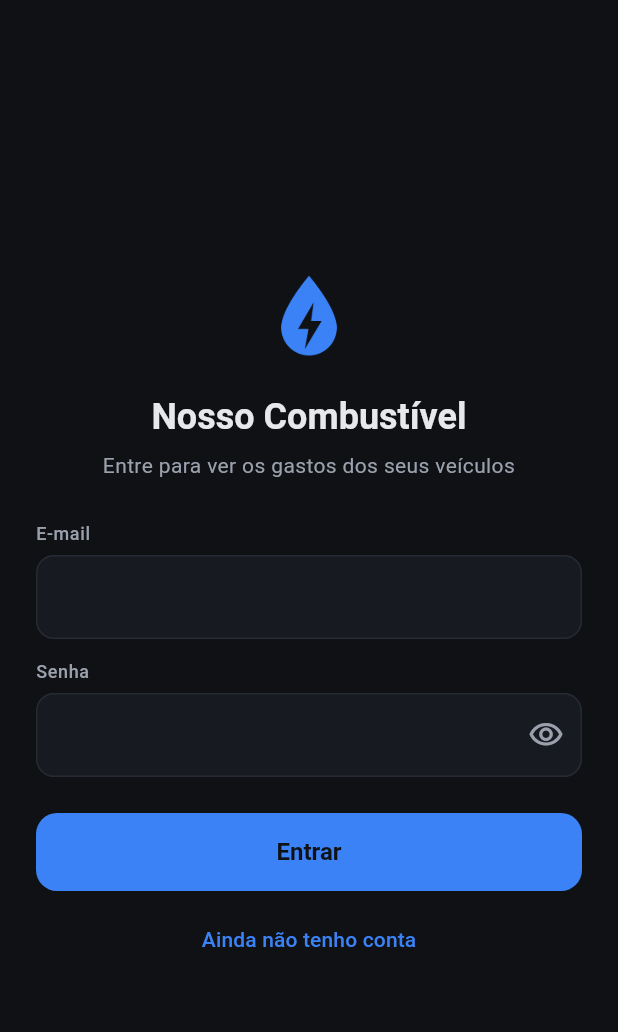
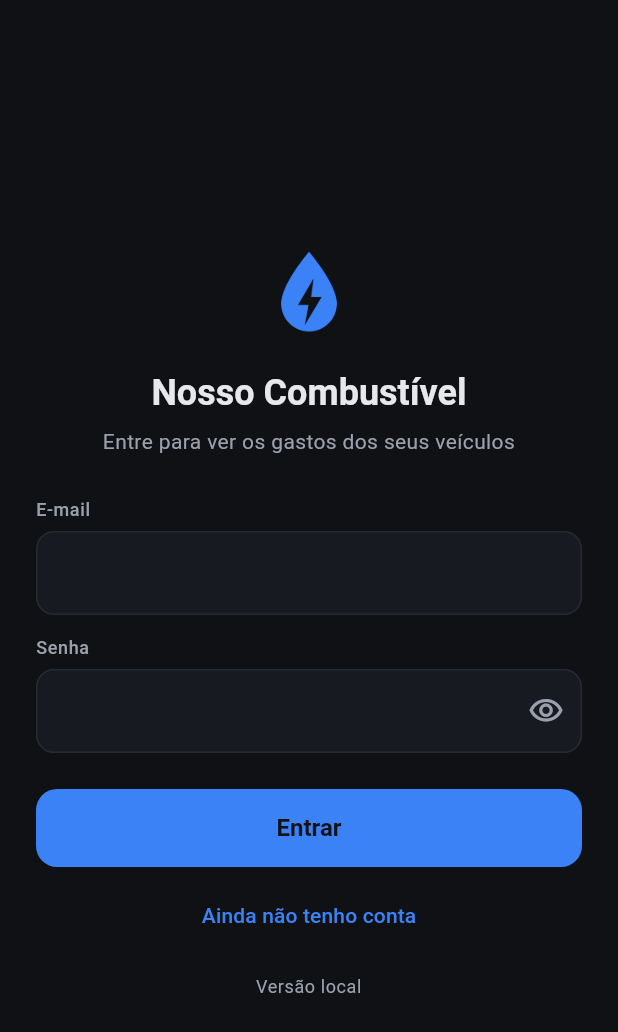
Before and after one commit to pedrocarvalho-13/nosso-combustivel, a Flutter app: the screen it shows after launch, on a phone screen of 412 x 824 dp. Shown: the top 1032 px of the screen. Run offline on Flutter 3.47's test engine with Material 3 defaults, Android fonts, the phone set to English and light mode, and no system bars; our stand-ins replace dio, drift, drift_flutter, flutter_riverpod, flutter_secure_storage, go_router; accounts and stored records are empty; generated files the repository leaves out were written again.

Commit message:
fix: sincronizacao sai do estado girando quando o banco local falha, migracao ignora coluna repetida e login mostra a versao
Co-Authored-By: Claude Opus 5.5 <noreply@anthropic.com>

```diff
--- a/app/lib/data/banco/banco_local.dart
+++ b/app/lib/data/banco/banco_local.dart
@@ -90,7 +90,11 @@ class BancoLocal extends _$BancoLocal {
   Future<void> _adicionarSeFaltar(Migrator migrador, TableInfo tabela, GeneratedColumn coluna) async {
     final existentes = await customSelect('PRAGMA table_info("${tabela.actualTableName}")').get();
     if (existentes.any((linha) => linha.read<String>('name') == coluna.name)) return;
-    await migrador.addColumn(tabela, coluna);
+    try {
+      await migrador.addColumn(tabela, coluna);
+    } on Object catch (erro) {
+      if (!erro.toString().contains('duplicate column name')) rethrow;
+    }
   }
 
   static QueryExecutor _abrir() => driftDatabase(
--- a/app/lib/data/sync/sincronizacao_controller.dart
+++ b/app/lib/data/sync/sincronizacao_controller.dart
@@ -97,6 +97,10 @@ class SincronizacaoController extends Notifier<EstadoSincronizacao> {
           ultimaEm: state.ultimaEm,
         );
       }
+    } on Object {
+      if (ref.mounted) {
+        state = EstadoSincronizacao(situacao: SituacaoSync.erro, ultimaEm: state.ultimaEm);
+      }
     } finally {
       _emAndamento = false;
     }
--- a/app/lib/ui/conta/conta_view.dart
+++ b/app/lib/ui/conta/conta_view.dart
@@ -174,6 +174,12 @@ class _ContaViewState extends ConsumerState<ContaView> {
                     onPressed: estado.enviando ? null : () => context.go(criando ? Rotas.entrar : Rotas.criarConta),
                     child: Text(criando ? 'Já tenho conta' : 'Ainda não tenho conta'),
                   ),
+                  const SizedBox(height: 16),
+                  Text(
+                    'Versão ${const String.fromEnvironment('VERSAO', defaultValue: 'local')}',
+                    textAlign: TextAlign.center,
+                    style: textos.bodySmall?.copyWith(color: esquema.onSurfaceVariant),
+                  ),
                 ],
               ),
             ),
```
Also changed, not shown: 1 other file.
